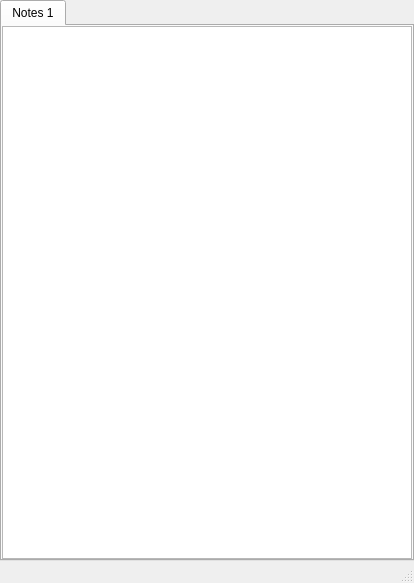
Qt form notes_window.ui (danielczinege/Calculator_with_notes) before a commit.
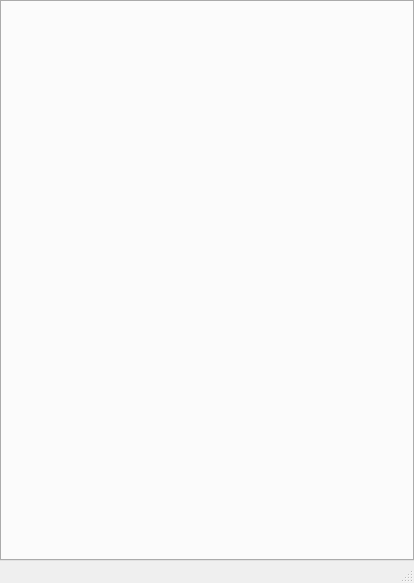
The same form after that commit.

Commit message: Changed how notes look like a bit. And added to menubar option to create a new notes list.

```diff
--- a/notes_window.ui
+++ b/notes_window.ui
@@ -35,31 +35,6 @@
       <property name="currentIndex">
        <number>0</number>
       </property>
-      <widget class="QWidget" name="tab">
-       <attribute name="title">
-        <string>Notes 1</string>
-       </attribute>
-       <layout class="QVBoxLayout" name="verticalLayout_2">
-        <property name="spacing">
-         <number>0</number>
-        </property>
-        <property name="leftMargin">
-         <number>0</number>
-        </property>
-        <property name="topMargin">
-         <number>0</number>
-        </property>
-        <property name="rightMargin">
-         <number>0</number>
-        </property>
-        <property name="bottomMargin">
-         <number>0</number>
-        </property>
-        <item>
-         <widget class="QTextEdit" name="textEdit"/>
-        </item>
-       </layout>
-      </widget>
      </widget>
     </item>
    </layout>
```
Left out of the diff: 2 changed lines with no effect on the pictures. The commit also changes 2 other files.
